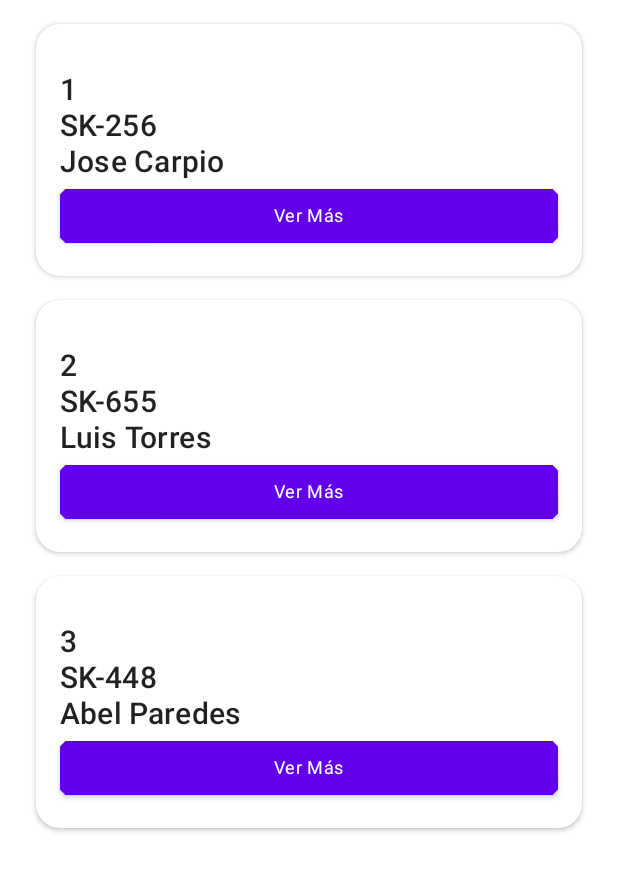
After one commit to alxcript/bus_app, an Android app built with Jetpack Compose: the BusDetailActivity screen opened directly, with no data from a screen before it, on a phone screen of 412 x 824 dp. The commit adds this screen. Shown: the top 871 px of the screen. Run offline under Robolectric (Android 15) with nearby library versions, the light colour scheme and no system bars; pictures from the network do not load.

```diff
--- /dev/null
+++ b/app/src/main/java/com/example/busapp/Bus.kt
@@ -0,0 +1,8 @@
+package com.example.busapp
+
+class Bus(
+    val id: Int,
+    val placa: String,
+    val chofer: String,
+    val capacidad: Int,
+    val mascotaImageUrl: String)
--- /dev/null
+++ b/app/src/main/java/com/example/busapp/BusContent.kt
@@ -0,0 +1,22 @@
+package com.example.busapp
+
+import androidx.compose.foundation.layout.PaddingValues
+import androidx.compose.foundation.lazy.LazyColumn
+import androidx.compose.runtime.Composable
+import androidx.compose.runtime.remember
+import androidx.compose.ui.unit.dp
+import androidx.compose.foundation.lazy.items
+
+@Composable
+fun BusContent() {
+    val buses = remember { BusProvider.busList }
+    LazyColumn(
+        contentPadding = PaddingValues(horizontal = 16.dp, vertical = 8.dp)
+    ) {
+        items(
+            items = buses,
+            itemContent = {
+                BusListItem(bus = it)
+            })
+    }
+}
--- /dev/null
+++ b/app/src/main/java/com/example/busapp/BusDetailActivity.kt
@@ -0,0 +1,30 @@
+package com.example.busapp
+
+import android.os.Bundle
+import androidx.activity.ComponentActivity
+import androidx.activity.compose.setContent
+import androidx.compose.foundation.layout.fillMaxSize
+import androidx.compose.material.MaterialTheme
+import androidx.compose.material.Surface
+import androidx.compose.material.Text
+import androidx.compose.runtime.Composable
+import androidx.compose.ui.Modifier
+import androidx.compose.ui.tooling.preview.Preview
+import com.example.busapp.ui.theme.BusAppTheme
+
+class BusDetailActivity : ComponentActivity() {
+    override fun onCreate(savedInstanceState: Bundle?) {
+        super.onCreate(savedInstanceState)
+        setContent {
+            BusAppTheme {
+                // A surface container using the 'background' color from the theme
+                Surface(
+                    modifier = Modifier.fillMaxSize(),
+                    color = MaterialTheme.colors.background
+                ) {
+                    BusContent()
+                }
+            }
+        }
+    }
+}
--- /dev/null
+++ b/app/src/main/java/com/example/busapp/BusListItem.kt
@@ -0,0 +1,58 @@
+package com.example.busapp
+
+import androidx.compose.foundation.layout.*
+import androidx.compose.foundation.shape.CornerSize
+import androidx.compose.foundation.shape.CutCornerShape
+import androidx.compose.foundation.shape.RoundedCornerShape
+import androidx.compose.material.Button
+import androidx.compose.material.Card
+import androidx.compose.material.MaterialTheme.typography
+import androidx.compose.material.Text
+import androidx.compose.runtime.Composable
+import androidx.compose.ui.Alignment
+import androidx.compose.ui.Modifier
+import androidx.compose.ui.draw.clip
+import androidx.compose.ui.graphics.Color
+import androidx.compose.ui.layout.ContentScale
+import androidx.compose.ui.unit.dp
+import coil.compose.AsyncImage
+
+@Composable
+fun BusListItem(bus: Bus) {
+    Card(
+        modifier = Modifier
+            .padding(horizontal = 8.dp, vertical = 8.dp)
+            .fillMaxWidth(),
+        elevation = 2.dp,
+        shape = RoundedCornerShape(corner = CornerSize(16.dp))
+    ){
+
+        Row {
+            Column(modifier = Modifier
+                .padding(16.dp)
+                .fillMaxWidth()
+                .align(Alignment.CenterVertically)
+            ) {
+                BusImage(bus)
+                Text(text = "${bus.id}", style = typography.h6)
+                Text(text = bus.placa, style = typography.h6)
+                Text(text = bus.chofer, style = typography.h6)
+                Button(onClick = { /*TODO*/ }, shape = CutCornerShape(10), modifier = Modifier.fillMaxWidth()) {
+                    Text(text = "Ver Más", style = typography.caption)
+                }
+            }
+        }
+    }
+}
+
+@Composable
+private fun BusImage(bus: Bus){
+    AsyncImage(model = bus.mascotaImageUrl,
+        contentDescription = null,
+        contentScale = ContentScale.Crop,
+        modifier = Modifier
+            .padding(8.dp)
+            .fillMaxWidth()
+            .clip(RoundedCornerShape(corner = CornerSize(16.dp)))
+    )
+}
--- /dev/null
+++ b/app/src/main/java/com/example/busapp/BusProvider.kt
@@ -0,0 +1,27 @@
+package com.example.busapp
+
+object BusProvider {
+    val busList = listOf(
+        Bus(
+            id = 1,
+            placa = "SK-256",
+            chofer = "Jose Carpio",
+            capacidad = 40,
+            mascotaImageUrl = "https://www.upt.edu.pe/upt/sgc/uploads/noticia/noticia77055053.jpg"
+        ),
+        Bus(
+            id = 2,
+            placa = "SK-655",
+            chofer = "Luis Torres",
+            capacidad = 60,
+            mascotaImageUrl = "https://www.upt.edu.pe/upt/sgc/uploads/noticia/noticia77055053.jpg"
+        ),
+        Bus(
+            id = 3,
+            placa = "SK-448",
+            chofer = "Abel Paredes",
+            capacidad = 60,
+            mascotaImageUrl = "https://www.upt.edu.pe/upt/sgc/uploads/noticia/noticia77055053.jpg"
+        )
+    )
+}
--- a/app/src/main/res/values/colors.xml
+++ b/app/src/main/res/values/colors.xml
@@ -1,10 +1,4 @@
 <?xml version="1.0" encoding="utf-8"?>
 <resources>
-    <color name="purple_200">#FFBB86FC</color>
-    <color name="purple_500">#FF6200EE</color>
     <color name="purple_700">#FF3700B3</color>
-    <color name="teal_200">#FF03DAC5</color>
-    <color name="teal_700">#FF018786</color>
-    <color name="black">#FF000000</color>
-    <color name="white">#FFFFFFFF</color>
 </resources>
--- a/app/src/main/res/values/strings.xml
+++ b/app/src/main/res/values/strings.xml
@@ -1,3 +1,7 @@
 <resources>
     <string name="app_name">Bus App</string>
+    <string name="title_activity_bus_detail">BusDetailActivity</string>
+    <string name="title_activity_location_tracking">LocationTrackingActivity</string>
+    <string name="title_activity_login">LoginActivity</string>
+    <string name="title_activity_bus_map">BusMapActivity</string>
 </resources>
--- a/build.gradle
+++ b/build.gradle
@@ -4,6 +4,7 @@ buildscript {
     }
     dependencies {
         classpath "com.google.android.libraries.mapsplatform.secrets-gradle-plugin:secrets-gradle-plugin:2.0.1"
+        classpath 'com.google.gms:google-services:4.3.14'
     }
 }// Top-level build file where you can add configuration options common to all sub-projects/modules.
 plugins {
```
Also changed, not shown: app/build.gradle (+9 -1 lines), app/src/main/AndroidManifest.xml (+37 -1 lines), app/src/main/java/com/example/busapp/BusMapActivity.kt (added, +154 -0 lines), app/src/main/java/com/example/busapp/LoginActivity.kt (added, +104 -0 lines), app/src/main/java/com/example/busapp/MainActivity.kt (+31 -96 lines).
